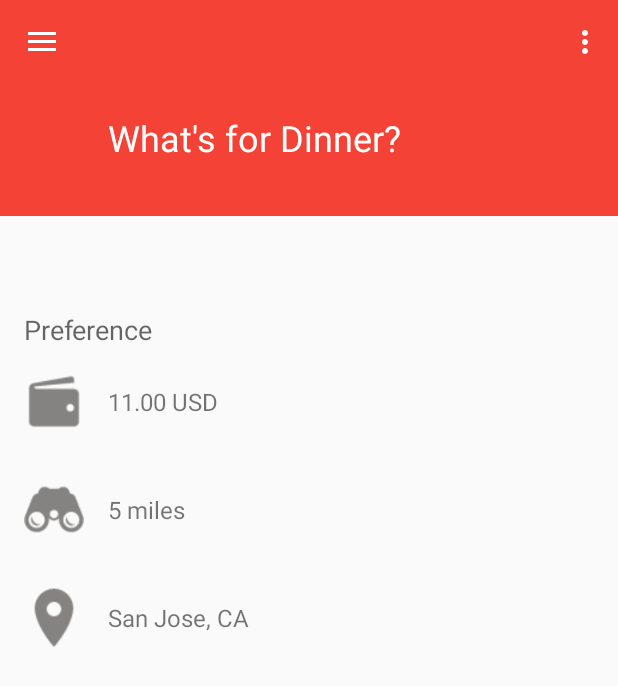
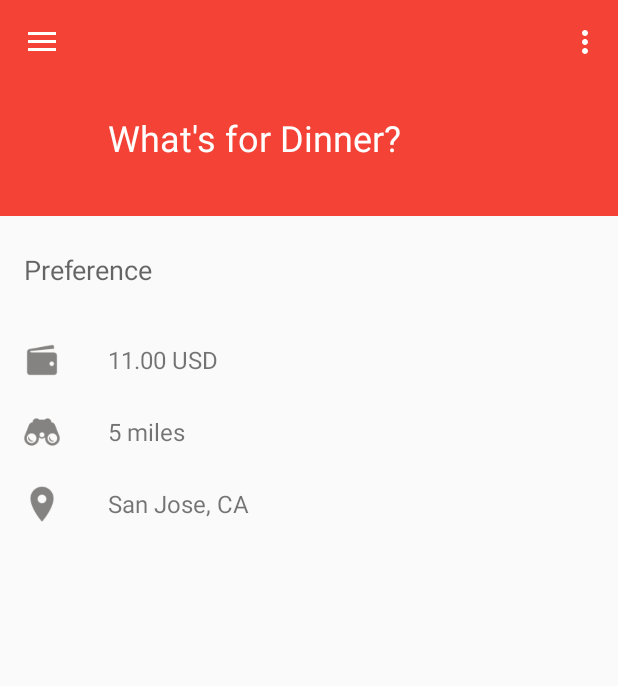
Before and after one commit to Limantara/Eat-It, an Android app: the screen it shows after launch (MainActivity), on a phone screen of 412 x 824 dp. Shown: the top 686 px of the screen. Run offline under Robolectric (Android 15) with nearby library versions, the phone set to English and light mode, and no system bars.

Commit message:
Add menu

```diff
--- a/app/src/main/java/me/limantara/eatit/activity/DisplayResult.java
+++ b/app/src/main/java/me/limantara/eatit/activity/DisplayResult.java
@@ -2,6 +2,7 @@ package me.limantara.eatit.activity;
 
 import android.os.Bundle;
 import android.support.v7.app.AppCompatActivity;
+import android.support.v7.widget.Toolbar;
 import android.view.Menu;
 import android.view.MenuItem;
 
@@ -13,6 +14,10 @@ public class DisplayResult extends AppCompatActivity {
     protected void onCreate(Bundle savedInstanceState) {
         super.onCreate(savedInstanceState);
         setContentView(R.layout.activity_display_result);
+
+        Toolbar toolbar = (Toolbar) findViewById(R.id.toolbar);
+        toolbar.setNavigationIcon(R.drawable.ic_reply);
+        setSupportActionBar(toolbar);
     }
 
     @Override
--- a/app/src/main/res/layout/activity_main.xml
+++ b/app/src/main/res/layout/activity_main.xml
@@ -81,7 +81,7 @@
 
                 <RelativeLayout
                     android:layout_width="match_parent"
-                    android:layout_height="72dp"
+                    android:layout_height="48dp"
                     android:layout_below="@+id/preferenceTitle"
                     android:id="@+id/budget">
 
@@ -93,10 +93,10 @@
                         android:textSize="16sp"
                         android:layout_centerVertical="true"
                         android:layout_marginLeft="72dp"
-                        android:id="@+id/textView" />
+                        android:id="@+id/textView"/>
 
                     <ImageView
-                        android:layout_width="40dp"
+                        android:layout_width="24dp"
                         android:layout_height="wrap_content"
                         android:id="@+id/imageView"
                         android:src="@drawable/ic_wallet"
@@ -110,7 +110,7 @@
                 <LinearLayout
                     android:orientation="horizontal"
                     android:layout_width="match_parent"
-                    android:layout_height="88dp"
+                    android:layout_height="72dp"
                     android:id="@+id/preferenceTitle"
                     android:layout_marginTop="144dp">
 
@@ -120,13 +120,13 @@
                         android:textAppearance="?android:attr/textAppearanceMedium"
                         android:text="Preference"
                         android:layout_marginLeft="16dp"
-                        android:layout_gravity="bottom"
-                        android:id="@+id/textView3" />
+                        android:id="@+id/textView3"
+                        android:layout_gravity="center_vertical" />
                 </LinearLayout>
 
                 <RelativeLayout
                     android:layout_width="match_parent"
-                    android:layout_height="72dp"
+                    android:layout_height="48dp"
                     android:layout_below="@+id/budget"
                     android:id="@+id/distance">
 
@@ -141,7 +141,7 @@
                         android:id="@+id/textView2" />
 
                     <ImageView
-                        android:layout_width="40dp"
+                        android:layout_width="24dp"
                         android:layout_height="wrap_content"
                         android:src="@drawable/ic_binocular"
                         android:layout_marginLeft="16dp"
@@ -153,7 +153,7 @@
 
                 <RelativeLayout
                     android:layout_width="match_parent"
-                    android:layout_height="72dp"
+                    android:layout_height="48dp"
                     android:layout_below="@id/distance">
 
                     <TextView
@@ -166,7 +166,7 @@
                         android:layout_marginLeft="72dp" />
 
                     <ImageView
-                        android:layout_width="40dp"
+                        android:layout_width="24dp"
                         android:layout_height="wrap_content"
                         android:src="@drawable/ic_location"
                         android:layout_marginLeft="16dp"
--- a/app/src/main/res/values/strings.xml
+++ b/app/src/main/res/values/strings.xml
@@ -10,11 +10,21 @@
 
     <!--Drawer variables-->
     <string name="nav_item_home">Home</string>
-    <string name="nav_item_preference">Preference</string>
+    <string name="nav_item_last_suggestion">Last Suggestion</string>
+    <string name="nav_item_recent_suggestions">Recent Suggestions</string>
+    <string name="nav_item_set_budget">Set Budget</string>
+    <string name="nav_item_set_distance">Set Distance</string>
+    <string name="nav_item_set_location">Set Location</string>
+    <string name="nav_item_help">Help Center</string>
 
     <string-array name="nav_drawer_labels">
         <item>@string/nav_item_home</item>
-        <item>@string/nav_item_preference</item>
+        <item>@string/nav_item_last_suggestion</item>
+        <item>@string/nav_item_recent_suggestions</item>
+        <item>@string/nav_item_set_budget</item>
+        <item>@string/nav_item_set_distance</item>
+        <item>@string/nav_item_set_location</item>
+        <item>@string/nav_item_help</item>
     </string-array>
 
     <string name="title_messages">Messages</string>
```
Also changed, not shown: app/src/main/res/layout/activity_display_result.xml (+57 -8 lines), app/src/main/res/drawable-hdpi/ic_reply.png (added), app/src/main/res/drawable-mdpi/ic_reply.png (added), app/src/main/res/drawable-xhdpi/ic_reply.png (added), app/src/main/res/drawable-xxhdpi/ic_reply.png (added), app/src/main/res/drawable-xxxhdpi/ic_reply.png (added).
